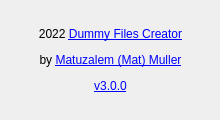
This is design/qt/About.ui in matuzalemmuller/dummy-files-creator as Qt 5 draws it before an edit. The edited form follows.
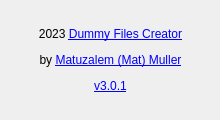
This is the edited form.

```diff
--- a/design/qt/About.ui
+++ b/design/qt/About.ui
@@ -59,7 +59,7 @@
     </size>
    </property>
    <property name="text">
-    <string>&lt;html&gt;&lt;head/&gt;&lt;body&gt;&lt;p align=&quot;center&quot;&gt;2022 &lt;a href=&quot;https://github.com/matuzalemmuller/dummy-files-creator&quot;&gt;&lt;span style=&quot; text-decoration: underline; color:#0000ff;&quot;&gt;Dummy Files Creator&lt;/span&gt;&lt;/a&gt;&lt;/p&gt;&lt;p align=&quot;center&quot;&gt;by &lt;a href=&quot;https://matuzalemmuller.com&quot;&gt;&lt;span style=&quot; text-decoration: underline; color:#0000ff;&quot;&gt;Matuzalem (Mat) Muller&lt;/span&gt;&lt;/a&gt;&lt;/p&gt;&lt;p align=&quot;center&quot;&gt;&lt;a href=&quot;https://github.com/matuzalemmuller/dummy-files-creator/releases/tag/v3.0.0&quot;&gt;&lt;span style=&quot; text-decoration: underline; color:#0000ff;&quot;&gt;v3.0.0&lt;/span&gt;&lt;/a&gt;&lt;/p&gt;&lt;/body&gt;&lt;/html&gt;</string>
+    <string>&lt;html&gt;&lt;head/&gt;&lt;body&gt;&lt;p align=&quot;center&quot;&gt;2023 &lt;a href=&quot;https://github.com/matuzalemmuller/dummy-files-creator&quot;&gt;&lt;span style=&quot; text-decoration: underline; color:#0000ff;&quot;&gt;Dummy Files Creator&lt;/span&gt;&lt;/a&gt;&lt;/p&gt;&lt;p align=&quot;center&quot;&gt;by &lt;a href=&quot;https://matuzalemmuller.com&quot;&gt;&lt;span style=&quot; text-decoration: underline; color:#0000ff;&quot;&gt;Matuzalem (Mat) Muller&lt;/span&gt;&lt;/a&gt;&lt;/p&gt;&lt;p align=&quot;center&quot;&gt;&lt;a href=&quot;https://github.com/matuzalemmuller/dummy-files-creator/releases/tag/v3.0.1&quot;&gt;&lt;span style=&quot; text-decoration: underline; color:#0000ff;&quot;&gt;v3.0.1&lt;/span&gt;&lt;/a&gt;&lt;/p&gt;&lt;/body&gt;&lt;/html&gt;</string>
    </property>
    <property name="openExternalLinks">
     <bool>true</bool>
```
